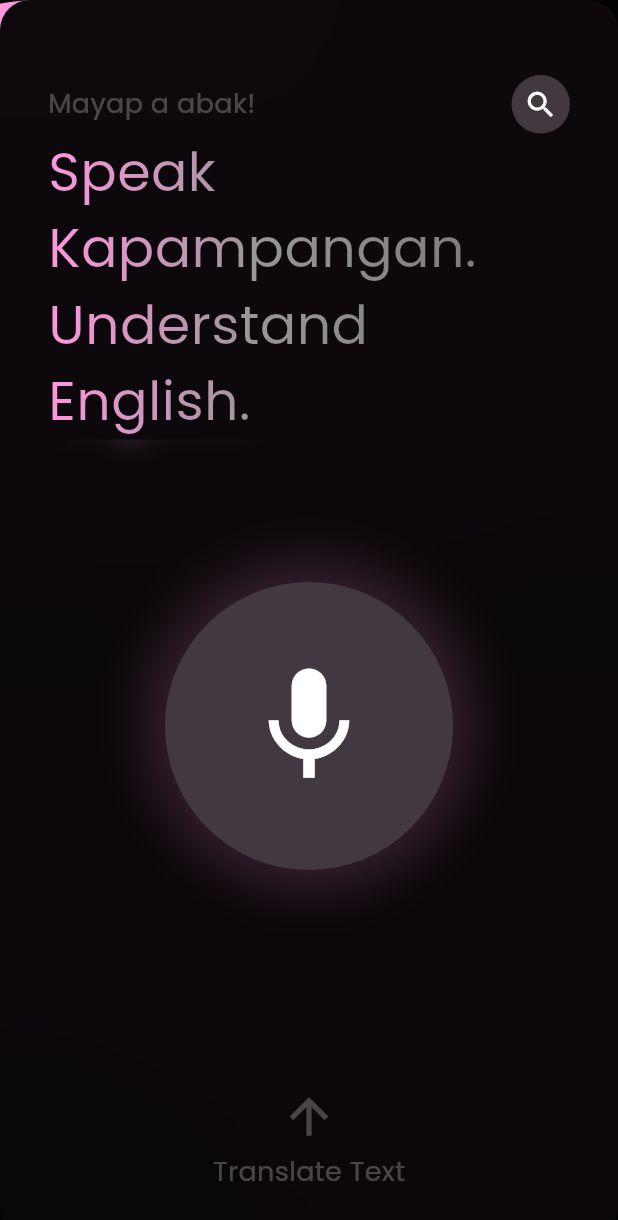
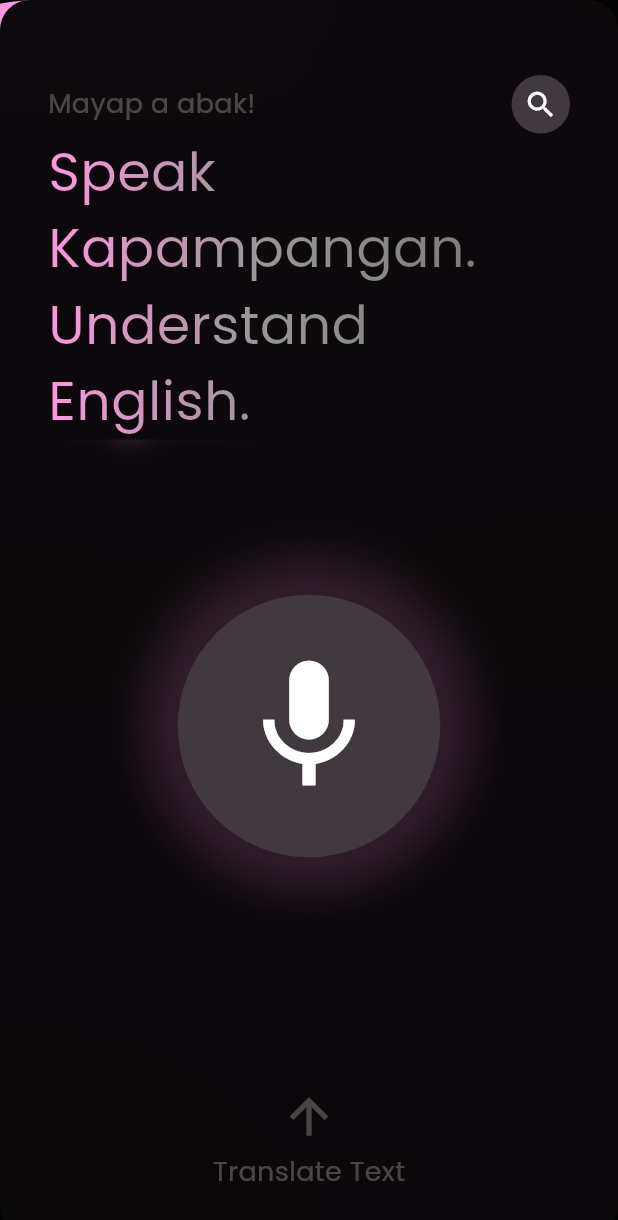
Before and after one commit to joaquingalang/pamagsalin, a Flutter app: the screen it shows after launch, on a phone screen of 412 x 824 dp. Shown: the top 1220 px of the screen. Run offline on Flutter 3.47's test engine with Material 3 defaults, Android fonts, the phone set to English and light mode, and no system bars; drawn by our look-alikes of blurrycontainer; our stand-ins replace audioplayers, connectivity_plus, csv, flutter_tts, google_fonts, permission_handler and 1 more; missing offline and left inert: audio_waveforms, record.

```diff
--- a/lib/components/buttons/record_button.dart
+++ b/lib/components/buttons/record_button.dart
@@ -42,10 +42,13 @@ class RecordButton extends StatelessWidget {
             ),
           ),
           Center(
-            child: RoundIconButton(
-              padding: EdgeInsets.all(50),
-              onPressed: onPressed,
-              icon: Icon(Icons.mic, color: Colors.white, size: 92),
+            child: Hero(
+              tag: 'record-btn',
+              child: RoundIconButton(
+                padding: EdgeInsets.all(35),
+                onPressed: onPressed,
+                icon: Icon(Icons.mic, color: Colors.white, size: 105),
+              ),
             ),
           ),
         ],
```
